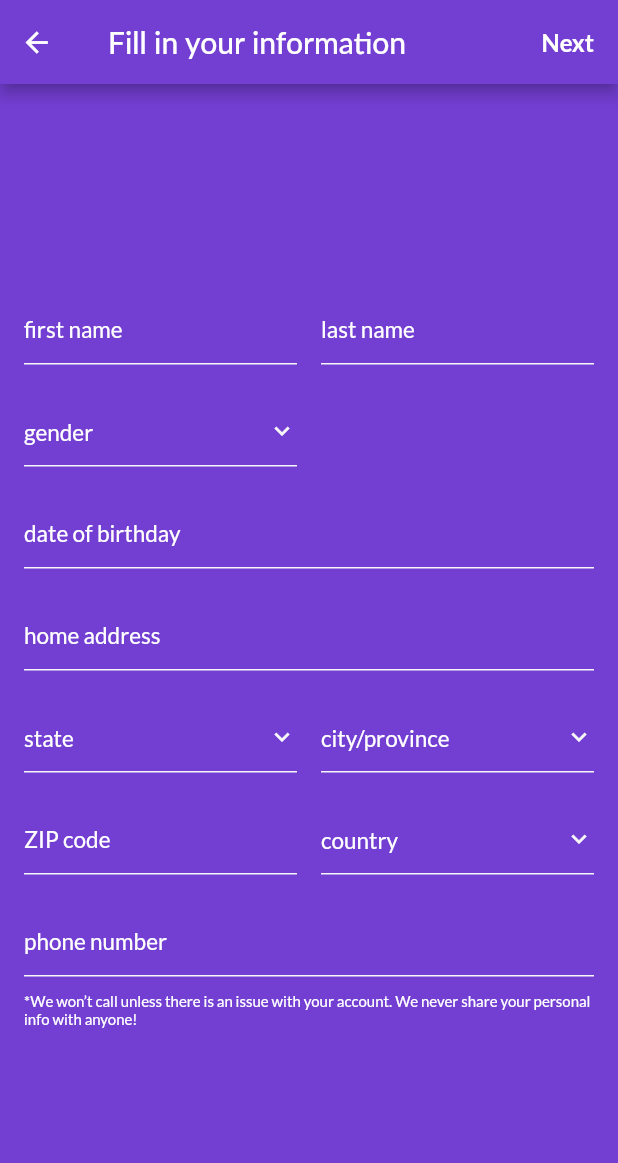
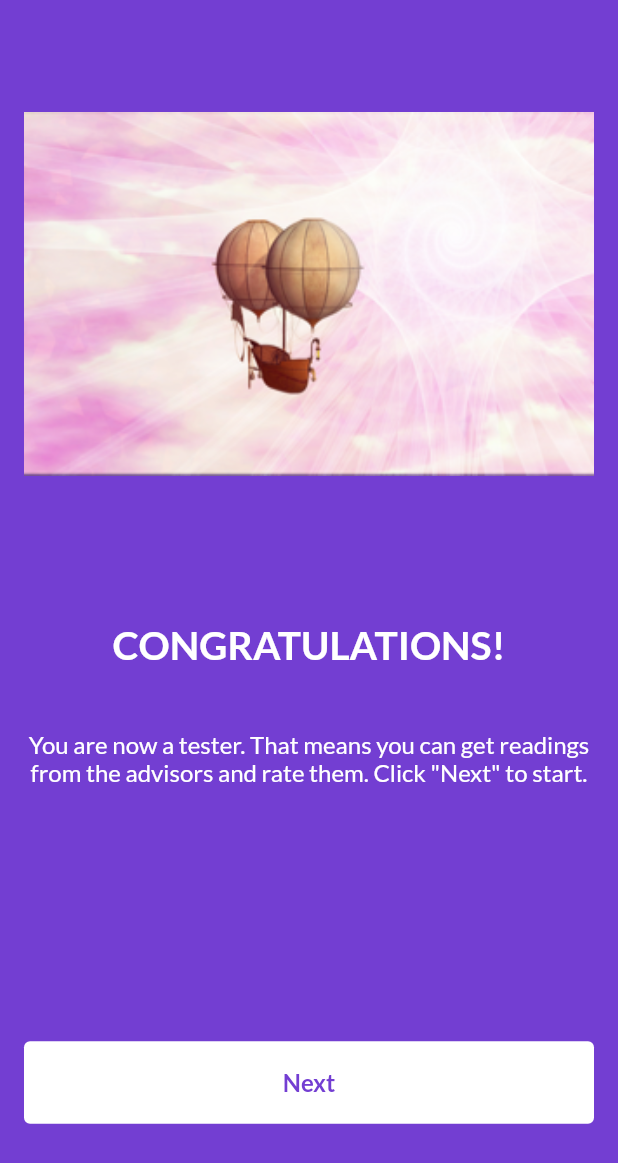
Before and after one commit to vientn1998/test_a_psy, a Flutter app: the FillInformation screen opened directly, after a tap on "Next", on a phone screen of 412 x 824 dp. Shown: the top 1163 px of the screen. Run offline on Flutter 3.47's test engine with Material 2 defaults, Android fonts, the phone set to English and light mode, and no system bars; our stand-ins replace after_layout, dio, dots_indicator, get, get_it, pin_code_fields and 1 more; accounts and stored records are empty.

Commit message:
- Doing UI.

```diff
--- a/lib/constant/app_color.dart
+++ b/lib/constant/app_color.dart
@@ -12,4 +12,5 @@ class AppColors {
   static const white = Colors.white;
   static const invalid = Color(0xFF50E3C2);
   static const lineTextField = Color(0xFFF7F7F7);
+  static const backgroundBtnEditAvatar = Color(0xFFCFCFCF);
 }
--- a/lib/constant/app_theme.dart
+++ b/lib/constant/app_theme.dart
@@ -87,6 +87,12 @@ class AppTheme {
     color: AppColors.white,
   );
 
+  static const TextStyle text16Bold = TextStyle(
+    fontFamily: FontFamily.bold,
+    fontSize: 16,
+    color: AppColors.text,
+  );
+
   static const TextStyle text16MediumTitle = TextStyle(
     fontFamily: FontFamily.medium,
     fontSize: 16,
@@ -97,6 +103,12 @@ class AppTheme {
     fontFamily: FontFamily.medium,
     fontSize: 26,
     color: AppColors.white,
+  );
+
+  static const TextStyle text20Bold = TextStyle(
+    fontFamily: FontFamily.bold,
+    fontSize: 20,
+    color: AppColors.text,
   );
 
   static const TextStyle textTextFieldPinCOde = TextStyle(
--- /dev/null
+++ b/lib/screens/account/congratulation/congratulation_screen.dart
@@ -0,0 +1,62 @@
+import 'package:flutter/material.dart';
+import 'package:shapee_project/utils/constant.dart';
+import 'package:shapee_project/utils/string_utils.dart';
+import 'package:shapee_project/widgets/button.dart';
+import '../../../app/import_file_common.dart';
+
+class CongratulationScreen extends StatefulWidget {
+  @override
+  _CongratulationScreenState createState() => _CongratulationScreenState();
+}
+
+class _CongratulationScreenState extends State<CongratulationScreen> {
+  @override
+  Widget build(BuildContext context) {
+    return Scaffold(
+      backgroundColor: AppColors.primary,
+      body: SafeArea(
+        child: Center(
+          child: Padding(
+            padding: const EdgeInsets.symmetric(horizontal: AppDimens.paddingDefault),
+            child: Column(
+              mainAxisSize: MainAxisSize.max,
+              children: [
+                SizedBox(height: sizeDevice.height / 11,),
+                Image.asset(StringUtils.getUrlAssets('air_balloon'), width: sizeDevice.width - 32, height: sizeDevice.height / 3.4, fit: BoxFit.fill,),
+                Expanded(child:Column(
+
+                  children: [
+                    SizedBox(height: sizeDevice.height / 8.5,),
+                    Text(
+                      'CONGRATULATIONS!',
+                      textAlign: TextAlign.center,
+                      style: TextStyle(
+                          fontFamily: FontFamily.bold,
+                          fontSize: 26,
+                          color: AppColors.white),
+                    ),
+                    SizedBox(height: sizeDevice.height / 20,),
+                    Text('You are now a tester. That means you can get readings from the advisors and rate them. Click "Next" to start.',
+                      textAlign: TextAlign.center,
+                      style: AppTheme.text16RegularWhite,),
+
+                  ],
+                )),
+                Row(
+                  children: [
+                    Expanded(
+                      child: ButtonCustom(title: 'Next',onPressed: () {
+
+                      },),
+                    ),
+                  ],
+                ),
+                SizedBox(height: sizeDevice.height / 11,),
+              ],
+            ),
+          ),
+        ),
+      ),
+    );
+  }
+}
--- a/lib/screens/account/fill_information/fill_information_screen.dart
+++ b/lib/screens/account/fill_information/fill_information_screen.dart
@@ -1,7 +1,9 @@
 import 'package:flutter/material.dart';
 import 'package:get/get.dart';
+import 'package:shapee_project/screens/account/congratulation/congratulation_screen.dart';
 import '../../../app/import_file_common.dart';
 import '../../../widgets/text_field.dart';
+import 'widgets/avatar_edit.dart';
 
 class FillInformation extends StatefulWidget {
   @override
@@ -20,7 +22,9 @@ class _FillInformationState extends State<FillInformation> {
           actionBack: () {
             Get.back();
           },
-          actionRight: () {}),
+          actionRight: () {
+            Get.to(CongratulationScreen());
+          }),
       body: Center(
         child: SingleChildScrollView(
           child: Padding(
@@ -29,6 +33,9 @@ class _FillInformationState extends State<FillInformation> {
             child: Column(
               mainAxisSize: MainAxisSize.max,
               children: [
+                SizedBox(height: 60,),
+                AvatarEdit(),
+                SizedBox(height: 50,),
                 Row(
                   children: [
                     Expanded(
@@ -129,6 +136,9 @@ class _FillInformationState extends State<FillInformation> {
                   '*We won’t call unless there is an issue with your account. We never share your personal info with anyone!',
                   style: AppTheme.text10RegularWhite,
                 ),
+                SizedBox(
+                  height: 20,
+                ),
               ],
             ),
           ),
--- /dev/null
+++ b/lib/screens/account/fill_information/widgets/avatar_edit.dart
@@ -0,0 +1,57 @@
+import 'package:flutter/material.dart';
+import 'package:shapee_project/utils/constant.dart';
+import 'package:shapee_project/utils/string_utils.dart';
+import '../../../../app/import_file_common.dart';
+
+class AvatarEdit extends StatefulWidget {
+  @override
+  _AvatarEditState createState() => _AvatarEditState();
+}
+
+class _AvatarEditState extends State<AvatarEdit> {
+  @override
+  Widget build(BuildContext context) {
+    return Center(
+      child: Stack(
+        children: [
+          Padding(
+            padding: const EdgeInsets.all(AppDimens.paddingDefault),
+            child: Container(
+                child: Image.asset(
+                  StringUtils.getUrlAssets('avatar_default'),
+                  width: sizeDevice.width / 2.9,
+                  height: sizeDevice.height / 6,
+                  fit: BoxFit.fill,
+                )),
+          ),
+          _widgetBtnEditAvatar(),
+        ],
+      ),
+    );
+  }
+
+  _widgetBtnEditAvatar() {
+    return Positioned(
+      child: Container(
+        decoration: BoxDecoration(
+          color: AppColors.backgroundBtnEditAvatar,
+          borderRadius: BorderRadius.circular(6),
+        ),
+        child: InkWell(
+          child: Padding(
+            padding: const EdgeInsets.all(7.0),
+            child: Icon(
+              Icons.edit,
+              color: AppColors.white,
+            ),
+          ),
+          onTap: () {
+            print('edit');
+          },
+        ),
+      ),
+      right: 0,
+      top: 35,
+    );
+  }
+}
--- a/lib/screens/account/login/login_screen.dart
+++ b/lib/screens/account/login/login_screen.dart
@@ -5,6 +5,7 @@ import 'package:get/get.dart';
 import 'package:shapee_project/constant/app_color.dart';
 import 'package:shapee_project/constant/app_dimen.dart';
 import 'package:shapee_project/constant/app_theme.dart';
+import 'package:shapee_project/screens/home/home_screen.dart';
 import 'package:shapee_project/widgets/app_bar.dart';
 import 'package:shapee_project/widgets/button.dart';
 import 'package:shapee_project/widgets/text_field.dart';
@@ -19,10 +20,6 @@ class _LoginScreenState extends State<LoginScreen> with AfterLayoutMixin{
   @override
   void initState() {
     super.initState();
-    // AppTheme.setUpStatusBar();
-    setState(() {
-
-    });
   }
 
   @override
@@ -55,7 +52,7 @@ class _LoginScreenState extends State<LoginScreen> with AfterLayoutMixin{
                 Row(
                   children: [
                     Expanded(child: ButtonCustom(title: "Sign in", onPressed: () {
-
+                      Get.offAll(HomeScreen());
                     },)),
                   ],
                 ),
@@ -68,7 +65,7 @@ class _LoginScreenState extends State<LoginScreen> with AfterLayoutMixin{
                         child: Text("Forgot password?", style: AppTheme.text13RegularWhite,),
                       ),
                       onTap: () {
-                        print("test");
+
                       },
                       radius: AppDimens.borderRadiusBtn,
                     ),
```
Also changed, not shown: lib/screens/home/home_screen.dart (added, +48 -0 lines), assets/images/2.0x/air_balloon@2x.png (added), assets/images/2.0x/avatar_default@2x.png (added), assets/images/2.0x/ic_logo_welcome@2x.png, assets/images/3.0x/air_balloon@3x.png (added), assets/images/3.0x/avatar_default@3x.png (added), assets/images/3.0x/ic_logo_welcome@3x.png, assets/images/air_balloon.png (added), assets/images/avatar_default.png (added), assets/images/ic_logo_welcome.png, 1 other file.
